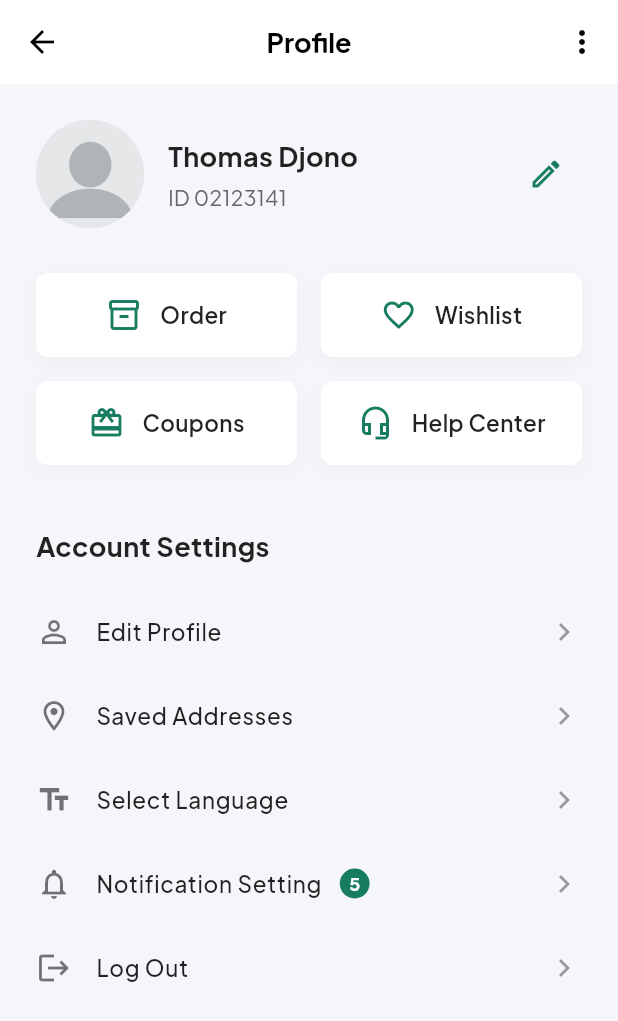
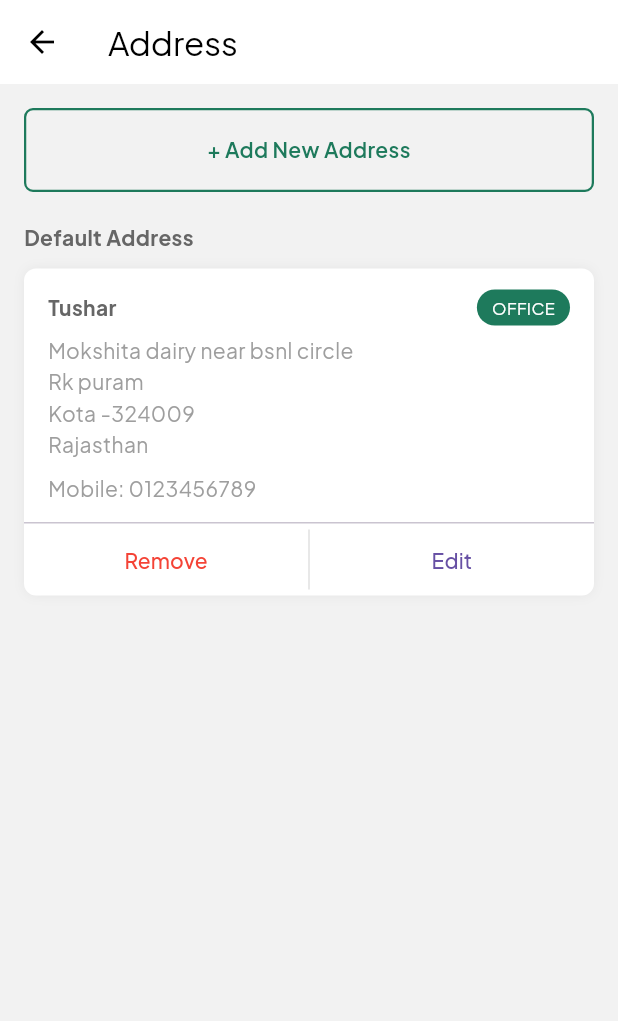
Before and after one commit to Aldikurniawan19/responsiKel6, a Flutter app: the ProfileScreen screen opened directly, after a tap on "Saved Addresses", on a phone screen of 412 x 824 dp. Shown: the top 1021 px of the screen. Run offline on Flutter 3.47's test engine with Material 3 defaults, Android fonts, the phone set to English and light mode, and no system bars; our stand-ins replace google_fonts.

Commit message:
adde user edit page and save location view

```diff
--- /dev/null
+++ b/lib/features/profile/address_model.dart
@@ -0,0 +1,21 @@
+class AddressModel {
+  final String name;
+  final String label;
+  final String street;
+  final String area;
+  final String cityZip;
+  final String state;
+  final String mobile;
+  final bool isDefault;
+
+  const AddressModel({
+    required this.name,
+    required this.label,
+    required this.street,
+    required this.area,
+    required this.cityZip,
+    required this.state,
+    required this.mobile,
+    this.isDefault = false,
+  });
+}
--- a/lib/features/profile/screens/profile_screen.dart
+++ b/lib/features/profile/screens/profile_screen.dart
@@ -3,6 +3,9 @@ import '../../../core/widgets/page_transition.dart';
 import '../../../core/theme/app_colors.dart';
 import '../../onboarding/screens/onboarding_screen.dart';
 import '../../../screens/main_screen.dart';
+import 'edit_profile.dart';
+import 'saved_addresses.dart';
+
 
 class ProfileScreen extends StatefulWidget {
   const ProfileScreen({super.key});
@@ -63,7 +66,7 @@ class _ProfileScreenState extends State<ProfileScreen> {
                   radius: 36,
                   backgroundImage: AssetImage(
                     'assets/images/profil.png',
-                  ), // Foto profil mock
+                  ),
                 ),
                 const SizedBox(width: 16),
                 Expanded(
@@ -96,7 +99,15 @@ class _ProfileScreenState extends State<ProfileScreen> {
                     Icons.edit_outlined,
                     color: AppColors.primary,
                   ),
-                  onPressed: () {},
+                  // Navigasi ke EditProfileScreen
+                  onPressed: () {
+                    Navigator.push(
+                      context,
+                      MaterialPageRoute(
+                        builder: (context) => const EditProfileScreen(),
+                      ),
+                    );
+                  },
                 ),
               ],
             ),
@@ -158,11 +169,32 @@ class _ProfileScreenState extends State<ProfileScreen> {
             ),
             const SizedBox(height: 16),
 
-            _buildSettingsTile(Icons.person_outline, 'Edit Profile', isDark),
+            // Navigasi ke EditProfileScreen dari settings tile
+            _buildSettingsTile(
+              Icons.person_outline,
+              'Edit Profile',
+              isDark,
+              onTap: () {
+                Navigator.push(
+                  context,
+                  MaterialPageRoute(
+                    builder: (context) => const EditProfileScreen(),
+                  ),
+                );
+              },
+            ),
             _buildSettingsTile(
               Icons.location_on_outlined,
               'Saved Addresses',
               isDark,
+              onTap: () {
+                Navigator.push(
+                  context,
+                  MaterialPageRoute(
+                    builder: (context) => const SavedAddressesScreen(),
+                  ),
+                );
+              },
             ),
             _buildSettingsTile(Icons.text_fields, 'Select Language', isDark),
             _buildSettingsTile(
--- /dev/null
+++ b/lib/features/profile/screens/saved_addresses.dart
@@ -0,0 +1,207 @@
+import 'package:flutter/material.dart';
+import '../address_model.dart';
+import 'add_address.dart';
+
+class SavedAddressesScreen extends StatefulWidget {
+  const SavedAddressesScreen({super.key});
+
+  @override
+  State<SavedAddressesScreen> createState() => _SavedAddressesScreenState();
+}
+
+class _SavedAddressesScreenState extends State<SavedAddressesScreen> {
+  final List<AddressModel> _addresses = [
+    AddressModel(
+      name: 'Tushar',
+      label: 'OFFICE',
+      street: 'Mokshita dairy near bsnl circle',
+      area: 'Rk puram',
+      cityZip: 'Kota -324009',
+      state: 'Rajasthan',
+      mobile: '0123456789',
+      isDefault: true,
+    ),
+  ];
+
+  @override
+  Widget build(BuildContext context) {
+    return Scaffold(
+      backgroundColor: const Color(0xFFF2F2F2),
+
+      appBar: AppBar(
+        backgroundColor: Colors.white,
+        elevation: 0,
+        leading: const BackButton(color: Colors.black),
+        title: const Text(
+          "Address",
+          style: TextStyle(color: Colors.black),
+        ),
+      ),
+
+      body: Padding(
+        padding: const EdgeInsets.all(16),
+        child: Column(
+          crossAxisAlignment: CrossAxisAlignment.start,
+          children: [
+
+            // ===== ADD BUTTON =====
+            GestureDetector(
+              onTap: () {
+                Navigator.push(
+                  context,
+                  MaterialPageRoute(
+                    builder: (_) => AddAddressScreen(
+                      onSave: (newAddress) {
+                        setState(() => _addresses.add(newAddress));
+                      },
+                    ),
+                  ),
+                );
+              },
+              child: Container(
+                width: double.infinity,
+                padding: const EdgeInsets.symmetric(vertical: 16),
+                decoration: BoxDecoration(
+                  border: Border.all(color: const Color(0xFF1E7A5C), width: 1.5),
+                  borderRadius: BorderRadius.circular(6),
+                ),
+                child: const Text(
+                  "+ Add New Address",
+                  textAlign: TextAlign.center,
+                  style: TextStyle(
+                    color: Color(0xFF1E7A5C),
+                    fontWeight: FontWeight.w600,
+                  ),
+                ),
+              ),
+            ),
+
+            const SizedBox(height: 20),
+
+            // ===== DEFAULT ADDRESS TITLE =====
+            const Text(
+              "Default Address",
+              style: TextStyle(fontWeight: FontWeight.bold),
+            ),
+
+            const SizedBox(height: 10),
+
+            // ===== CARD =====
+            ..._addresses.map((a) => _card(a)),
+          ],
+        ),
+      ),
+    );
+  }
+
+  // ===== CARD UI =====
+  Widget _card(AddressModel a) {
+    return Container(
+      margin: const EdgeInsets.only(bottom: 14),
+      decoration: BoxDecoration(
+        color: Colors.white,
+        borderRadius: BorderRadius.circular(8),
+        boxShadow: [
+          BoxShadow(
+            color: Colors.black.withOpacity(0.05),
+            blurRadius: 6,
+          ),
+        ],
+      ),
+      child: Column(
+        crossAxisAlignment: CrossAxisAlignment.start,
+        children: [
+
+          // HEADER
+          Padding(
+            padding: const EdgeInsets.fromLTRB(16, 14, 16, 6),
+            child: Row(
+              mainAxisAlignment: MainAxisAlignment.spaceBetween,
+              children: [
+                Text(
+                  a.name,
+                  style: const TextStyle(fontWeight: FontWeight.bold),
+                ),
+                _badge(a.label),
+              ],
+            ),
+          ),
+
+          // BODY
+          Padding(
+            padding: const EdgeInsets.symmetric(horizontal: 16),
+            child: Column(
+              crossAxisAlignment: CrossAxisAlignment.start,
+              children: [
+                _line(a.street),
+                _line(a.area),
+                _line(a.cityZip),
+                _line(a.state),
+
+                const SizedBox(height: 8),
+
+                Text(
+                  "Mobile: ${a.mobile}",
+                  style: const TextStyle(color: Colors.grey),
+                ),
+              ],
+            ),
+          ),
+
+          const SizedBox(height: 12),
+
+          const Divider(height: 1),
+
+          // FOOTER BUTTONS
+          Row(
+            children: [
+              Expanded(
+                child: TextButton(
+                  onPressed: () {
+                    setState(() {
+                      _addresses.remove(a);
+                    });
+                  },
+                  child: const Text(
+                    "Remove",
+                    style: TextStyle(color: Colors.red),
+                  ),
+                ),
+              ),
+              Container(width: 1, height: 40, color: Colors.grey.shade300),
+              Expanded(
+                child: TextButton(
+                  onPressed: () {},
+                  child: const Text("Edit"),
+                ),
+              ),
+            ],
+          )
+        ],
+      ),
+    );
+  }
+
+  // ===== BADGE =====
+  Widget _badge(String text) {
+    return Container(
+      padding: const EdgeInsets.symmetric(horizontal: 10, vertical: 4),
+      decoration: BoxDecoration(
+        color: const Color(0xFF1E7A5C),
+        borderRadius: BorderRadius.circular(20),
+      ),
+      child: Text(
+        text,
+        style: const TextStyle(color: Colors.white, fontSize: 11),
+      ),
+    );
+  }
+
+  // ===== TEXT LINE =====
+  Widget _line(String text) {
+    return Text(
+      text,
+      style: const TextStyle(color: Colors.grey),
+    );
+  }
+}
```
Also changed, not shown: lib/features/profile/screens/add_address.dart (added, +240 -0 lines), lib/features/profile/screens/edit_profile.dart (added, +203 -0 lines).
